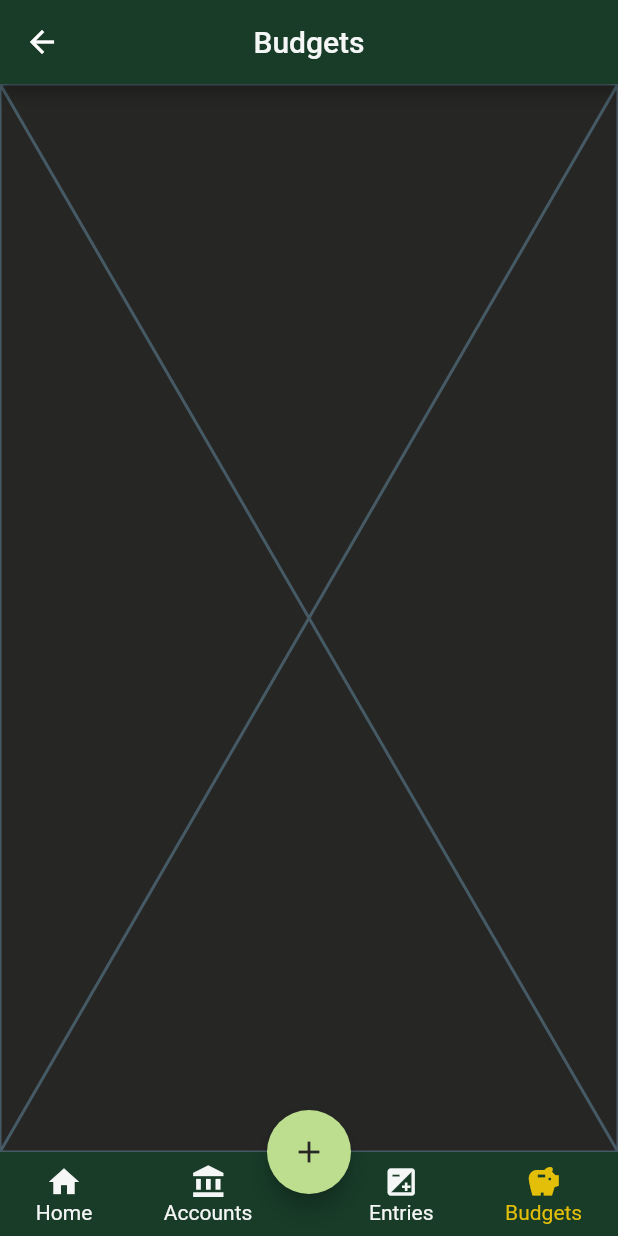
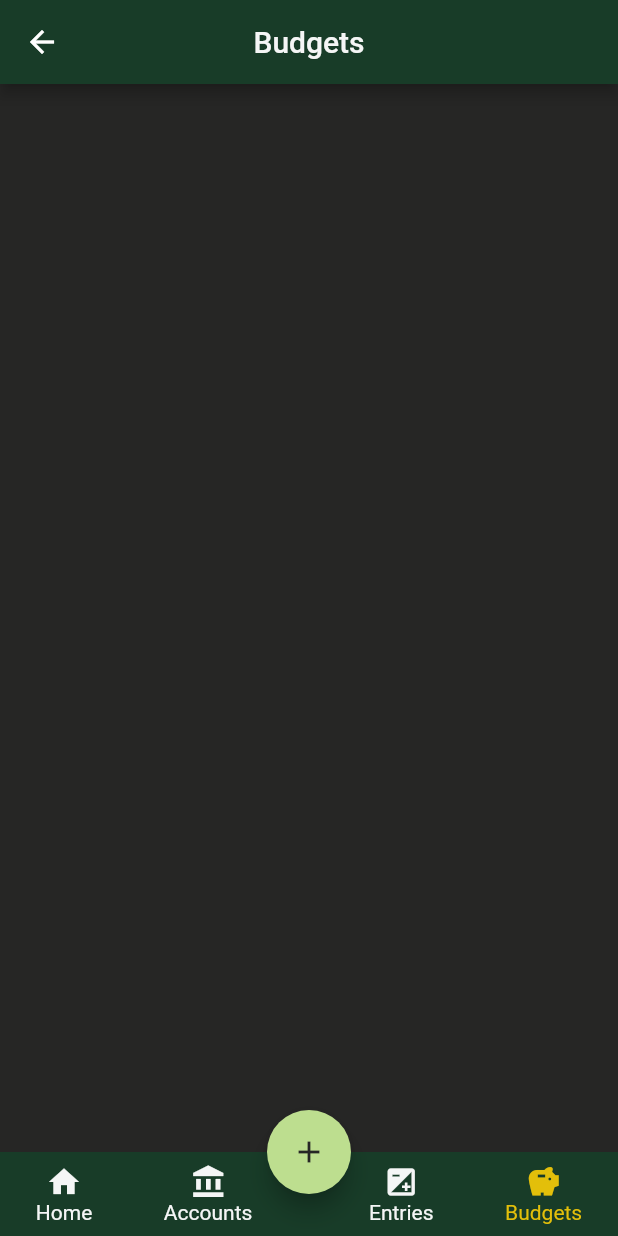
Before and after one commit to JanUfniarz/Money, a Flutter app: the Budgets screen opened by its route, on a phone screen of 412 x 824 dp. Run offline on Flutter 3.47's test engine with Material 2 defaults, Android fonts, the phone set to English and light mode, and no system bars; drawn by our look-alikes of flutter_speed_dial; our stand-ins replace syncfusion_flutter_charts; statements that could not run were skipped.

Commit message:
FAB update

```diff
--- a/lib/views/budgets.dart
+++ b/lib/views/budgets.dart
@@ -14,7 +14,11 @@ class _BudgetsState extends State<Budgets> {
     return MyScaffold(
       title: "Budgets",
       picked: 3,
-      body: Placeholder()
+      body: ListView(
+        children: <Widget>[
+
+        ],
+      )
     );
   }
 }
--- a/lib/widgets/my_scaffold.dart
+++ b/lib/widgets/my_scaffold.dart
@@ -39,7 +39,7 @@ class _MyScaffoldState extends State<MyScaffold> {
         picked: widget.picked,
       ),
       floatingActionButtonLocation: FloatingActionButtonLocation.centerDocked,
-      floatingActionButton: const _MyFAB(),
+      floatingActionButton: _MyFAB(picked: widget.picked),
       body: widget.body,
     );
   }
@@ -47,7 +47,10 @@ class _MyScaffoldState extends State<MyScaffold> {
 
 
 class _MyFAB extends StatefulWidget {
-  const _MyFAB({Key? key}) : super(key: key);
+
+  final int picked;
+
+  const _MyFAB({required this.picked, Key? key}) : super(key: key);
 
   @override
   State<_MyFAB> createState() => _MyFABState();
@@ -56,9 +59,76 @@ class _MyFAB extends StatefulWidget {
 class _MyFABState extends State<_MyFAB> {
   late ValueNotifier<bool> _isOpen;
 
+  List<SpeedDialChild> speedDialChildren = [];
+
   @override
   void initState() {
     _isOpen = ValueNotifier<bool>(false);
+
+    switch (widget.picked) {
+
+      case 0 :
+      case 2 :
+        speedDialChildren = [
+          SpeedDialChild(
+            child: Icon(
+              Icons.arrow_right_alt_outlined,
+              color: Palette.background,
+            ),
+            label: "Transfer",
+            backgroundColor: Palette.accent,
+            onTap: () => _onTap("Transfer"),
+          ),
+          SpeedDialChild(
+            child: Icon(
+              Icons.trending_down,
+              color: Palette.background,
+            ),
+            label: "Expense",
+            backgroundColor: Palette.accent,
+            onTap: () => _onTap("Expense"),
+          ),
+          SpeedDialChild(
+            child: Icon(
+              Icons.trending_up,
+              color: Palette.background,
+            ),
+            label: "Income",
+            backgroundColor: Palette.accent,
+            onTap: () => _onTap("Income"),
+          ),
+        ];
+        break;
+
+      case 1 :
+        speedDialChildren = [
+          SpeedDialChild(
+            child: Icon(
+              Icons.account_balance,
+              color: Palette.background,
+            ),
+            label: "Account",
+            backgroundColor: Palette.accent,
+            onTap: () => _onTap("Account"),
+          ),
+        ];
+        break;
+
+      case 3 :
+        speedDialChildren = [
+          SpeedDialChild(
+            child: Icon(
+              Icons.savings,
+              color: Palette.background,
+            ),
+            label: "Budget",
+            backgroundColor: Palette.accent,
+            onTap: () => _onTap("Budget"),
+          ),
+        ];
+        break;
+    }
+
     super.initState();
   }
 
@@ -69,8 +139,35 @@ class _MyFABState extends State<_MyFAB> {
   }
 
   void _onTap(String type) async {
-    int accountCount =
-    await Invoker.length();
+    int accountCount = await Invoker.length();
+
+    switch (type) {
+
+      case "Expense" :
+      case "Income" :
+        if (accountCount > 0) {
+          await NavDirector.pushAddEntry(context, arguments: type);
+          NavDirector.goHere(context);
+        }
+        break;
+
+      case "Transfer" :
+        if (accountCount > 1) {
+          await NavDirector.pushAddEntry(context, arguments: type);
+          NavDirector.goHere(context);
+        }
+        break;
+
+      case "Account" :
+        Map<String, dynamic> result = await NavDirector.pushAddAccount(context);
+        Invoker.addAccount(result["name"], result["value"]);
+        NavDirector.goHere(context);
+        break;
+
+      case "Budget" :
+        // TODO IMPLEMENT
+        break;
+    }
 
     if (((type == "Expense" || type == "Income") && accountCount > 0)
         || ((type == "Transfer") && accountCount > 1)) {
@@ -93,35 +190,7 @@ class _MyFABState extends State<_MyFAB> {
       spacing: 30,
       openCloseDial: _isOpen,
       overlayColor: Colors.transparent,
-      children: [
-        SpeedDialChild(
-          child: Icon(
-            Icons.arrow_right_alt_outlined,
-            color: Palette.background,
-          ),
-          label: "Transfer",
-          backgroundColor: Palette.accent,
-          onTap: () => _onTap("Transfer"),
-        ),
-        SpeedDialChild(
-          child: Icon(
-            Icons.trending_down,
-            color: Palette.background,
-          ),
-          label: "Expense",
-          backgroundColor: Palette.accent,
-          onTap: () => _onTap("Expense"),
-        ),
-        SpeedDialChild(
-          child: Icon(
-            Icons.trending_up,
-            color: Palette.background,
-          ),
-          label: "Income",
-          backgroundColor: Palette.accent,
-          onTap: () => _onTap("Income"),
-        ),
-      ],
+      children: speedDialChildren,
       onOpen: () => _isOpen.value = true,
       onClose: () => _isOpen.value = false,
     );
```
Also changed, not shown: 3 other files.
